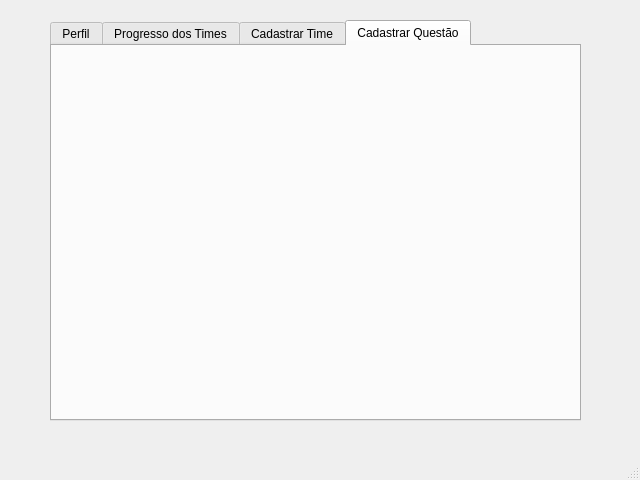
First picture: the form in Professor.ui, repository Samuel-OR/Snake_Mouth, before the edit.
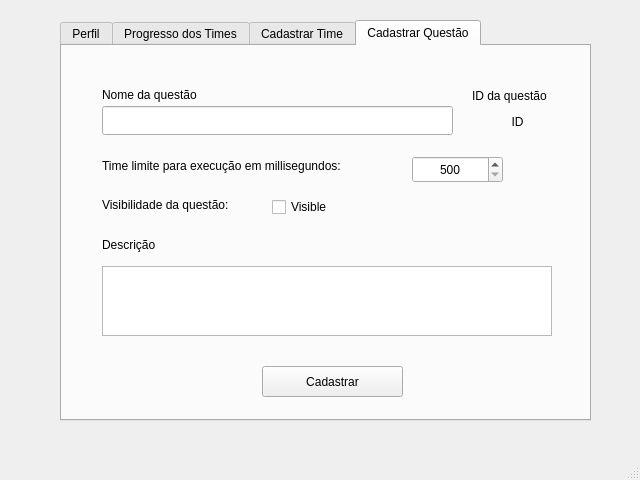
Second picture: the form after the edit. The open tabs and pages were chosen to show the change.

Patch:
```diff
--- a/Professor.ui
+++ b/Professor.ui
@@ -17,7 +17,7 @@
    <widget class="QTabWidget" name="tabWidget">
     <property name="geometry">
      <rect>
-      <x>50</x>
+      <x>60</x>
       <y>20</y>
       <width>531</width>
       <height>401</height>
@@ -322,6 +322,161 @@
      <attribute name="title">
       <string>Cadastrar Questão</string>
      </attribute>
+     <widget class="QPlainTextEdit" name="plainTextEdit">
+      <property name="geometry">
+       <rect>
+        <x>40</x>
+        <y>220</y>
+        <width>450</width>
+        <height>70</height>
+       </rect>
+      </property>
+      <property name="maximumSize">
+       <size>
+        <width>450</width>
+        <height>70</height>
+       </size>
+      </property>
+     </widget>
+     <widget class="QLabel" name="label_14">
+      <property name="geometry">
+       <rect>
+        <x>40</x>
+        <y>150</y>
+        <width>161</width>
+        <height>17</height>
+       </rect>
+      </property>
+      <property name="text">
+       <string>Visibilidade da questão:</string>
+      </property>
+     </widget>
+     <widget class="QLabel" name="label_15">
+      <property name="geometry">
+       <rect>
+        <x>40</x>
+        <y>39</y>
+        <width>222</width>
+        <height>20</height>
+       </rect>
+      </property>
+      <property name="text">
+       <string>Nome da questão</string>
+      </property>
+     </widget>
+     <widget class="QCheckBox" name="checkBox">
+      <property name="geometry">
+       <rect>
+        <x>210</x>
+        <y>150</y>
+        <width>86</width>
+        <height>22</height>
+       </rect>
+      </property>
+      <property name="text">
+       <string>Visible</string>
+      </property>
+     </widget>
+     <widget class="QSpinBox" name="spinBox">
+      <property name="geometry">
+       <rect>
+        <x>350</x>
+        <y>110</y>
+        <width>91</width>
+        <height>27</height>
+       </rect>
+      </property>
+      <property name="alignment">
+       <set>Qt::AlignCenter</set>
+      </property>
+      <property name="minimum">
+       <number>500</number>
+      </property>
+      <property name="maximum">
+       <number>9999</number>
+      </property>
+      <property name="singleStep">
+       <number>1000</number>
+      </property>
+     </widget>
+     <widget class="QLabel" name="label_16">
+      <property name="geometry">
+       <rect>
+        <x>40</x>
+        <y>190</y>
+        <width>161</width>
+        <height>17</height>
+       </rect>
+      </property>
+      <property name="text">
+       <string>Descrição</string>
+      </property>
+     </widget>
+     <widget class="QLineEdit" name="lineEdit_6">
+      <property name="geometry">
+       <rect>
+        <x>40</x>
+        <y>60</y>
+        <width>351</width>
+        <height>29</height>
+       </rect>
+      </property>
+     </widget>
+     <widget class="QLabel" name="label_17">
+      <property name="geometry">
+       <rect>
+        <x>410</x>
+        <y>40</y>
+        <width>101</width>
+        <height>20</height>
+       </rect>
+      </property>
+      <property name="text">
+       <string>ID da questão</string>
+      </property>
+     </widget>
+     <widget class="QPushButton" name="pushButton_4">
+      <property name="geometry">
+       <rect>
+        <x>200</x>
+        <y>320</y>
+        <width>141</width>
+        <height>31</height>
+       </rect>
+      </property>
+      <property name="text">
+       <string>Cadastrar</string>
+      </property>
+     </widget>
+     <widget class="QLabel" name="label_18">
+      <property name="geometry">
+       <rect>
+        <x>420</x>
+        <y>60</y>
+        <width>71</width>
+        <height>31</height>
+       </rect>
+      </property>
+      <property name="text">
+       <string>ID</string>
+      </property>
+      <property name="alignment">
+       <set>Qt::AlignCenter</set>
+      </property>
+     </widget>
+     <widget class="QLabel" name="label_19">
+      <property name="geometry">
+       <rect>
+        <x>40</x>
+        <y>110</y>
+        <width>301</width>
+        <height>20</height>
+       </rect>
+      </property>
+      <property name="text">
+       <string>Time limite para execução em millisegundos:</string>
+      </property>
+     </widget>
     </widget>
    </widget>
   </widget>
```
Left out of the diff: 4 changed lines with no effect on the pictures.
